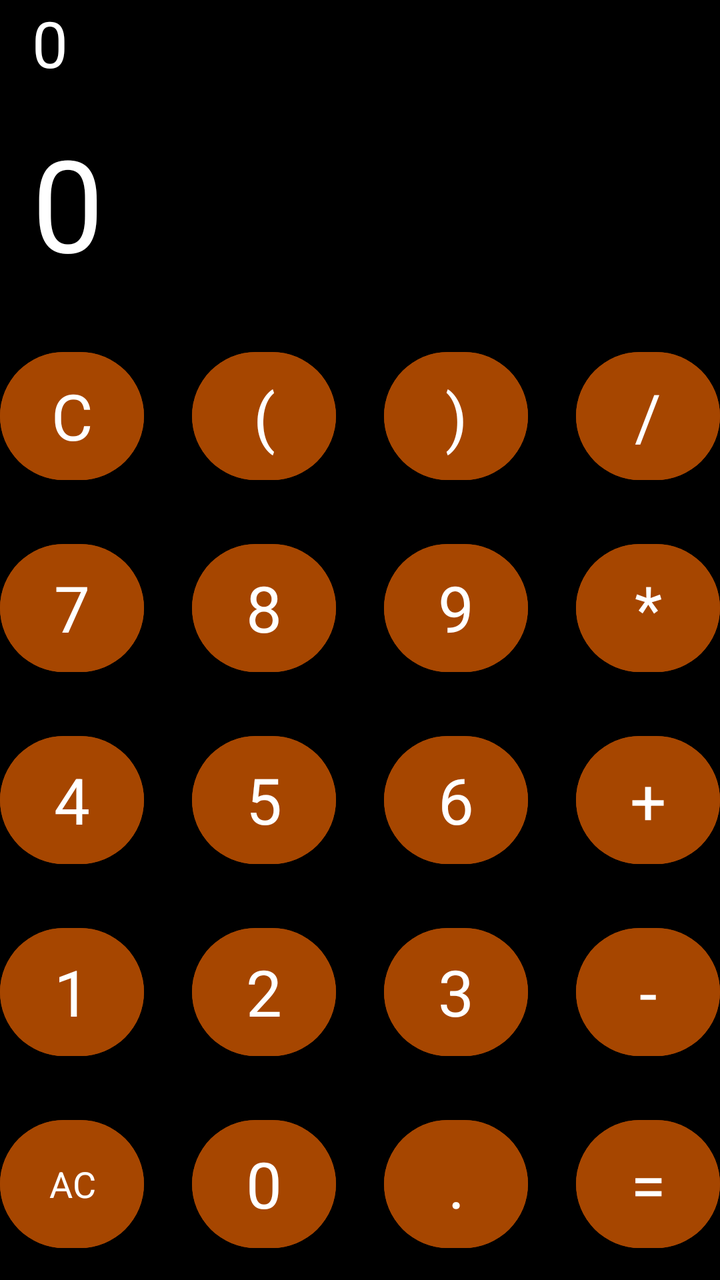
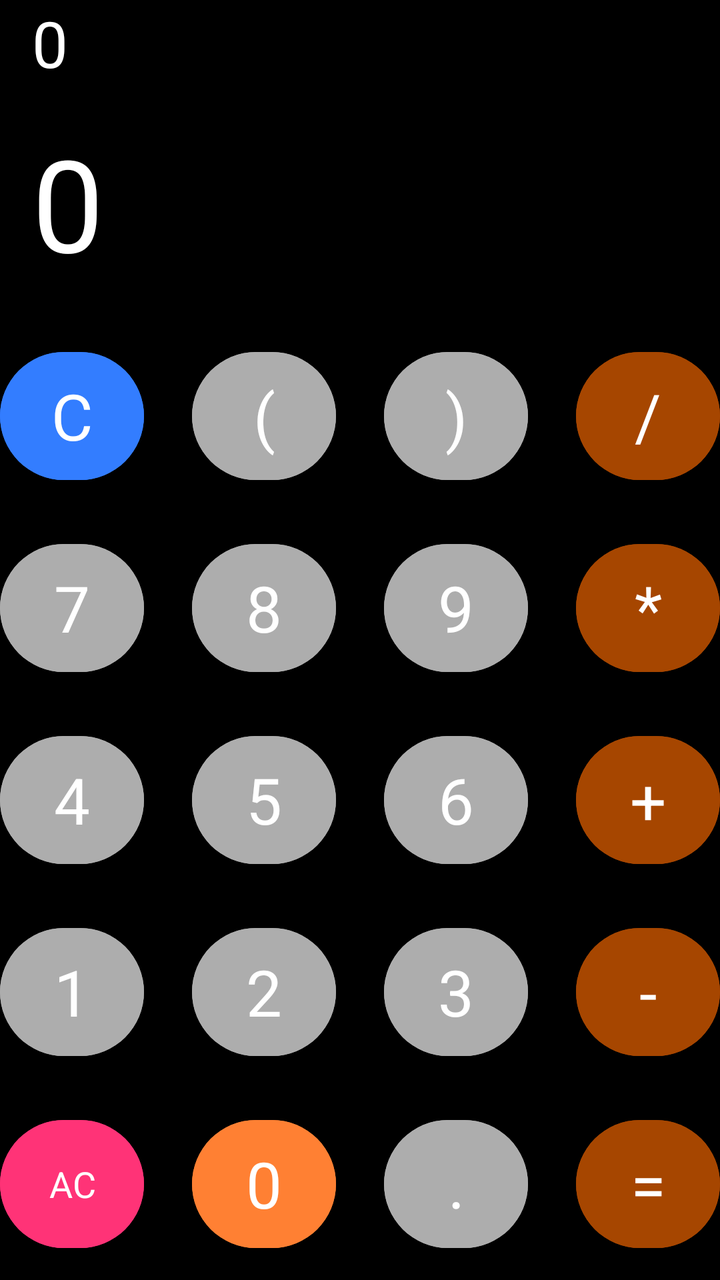

The first picture is an Android layout as it rendered before a commit; the second is the same layout after the commit. The layout source and the unified diff follow.
<!-- AndroidManifest.xml: application theme Theme.BasicCalculator -->
<!-- res/layout/activity_main.xml -->
<?xml version="1.0" encoding="utf-8"?>
<androidx.constraintlayout.widget.ConstraintLayout xmlns:android="http://schemas.android.com/apk/res/android"
    xmlns:app="http://schemas.android.com/apk/res-auto"
    xmlns:tools="http://schemas.android.com/tools"
    android:id="@+id/main"
    android:layout_width="match_parent"
    android:layout_height="match_parent"
    tools:context=".MainActivity"
    android:background="@color/black">

    
    <TextView
        android:id="@+id/solution_tv"
        android:layout_width="match_parent"
        android:layout_height="wrap_content"
        android:layout_margin="16dp"
        android:text="0"
        android:textSize="32dp"
        android:textColor="@color/white"
        android:textAlignment="textEnd"
        app:layout_constraintBottom_toTopOf="@+id/result_tv"/>

    <TextView
        android:id="@+id/result_tv"
        android:layout_width="match_parent"
        android:layout_height="wrap_content"
        android:layout_margin="16dp"
        android:text="0"
        android:textSize="64dp"
        android:textColor="@color/white"
        android:textAlignment="textEnd"
        app:layout_constraintBottom_toTopOf="@+id/button_layout"/>
    

    <LinearLayout
        android:id="@+id/button_layout"
        android:layout_width="match_parent"
        android:layout_height="wrap_content"
        android:orientation="vertical"
        app:layout_constraintBottom_toBottomOf="parent"
        app:layout_constraintStart_toStartOf="parent">

        
        <LinearLayout
            android:gravity="center"
            android:layout_width="match_parent"
            android:layout_height="match_parent"
            android:orientation="horizontal">

            <com.google.android.material.button.MaterialButton
                android:id="@+id/button_c"
                style="@style/Widget.MaterialComponents.FloatingActionButton"
                android:layout_width="72dp"
                android:layout_height="72dp"
                android:layout_margin="12dp"
                android:text="@string/c"
                android:textColor="@color/white"
                android:textSize="32sp"
                android:backgroundTint="@color/Prime"/>

            <com.google.android.material.button.MaterialButton
                android:id="@+id/button_open_bracket"
                style="@style/Widget.MaterialComponents.FloatingActionButton"
                android:layout_width="72dp"
                android:layout_height="72dp"
                android:layout_margin="12dp"
                android:text="("
                android:textColor="@color/white"
                android:textSize="32sp"
                android:backgroundTint="@color/Prime"/>

            <com.google.android.material.button.MaterialButton
                android:id="@+id/button_close_bracket"
                style="@style/Widget.MaterialComponents.FloatingActionButton"
                android:layout_width="72dp"
                android:layout_height="72dp"
                android:layout_margin="12dp"
                android:text=")"
                android:textColor="@color/white"
                android:textSize="32sp"
                android:backgroundTint="@color/Prime"/>

            <com.google.android.material.button.MaterialButton
                android:id="@+id/button_divide"
                style="@style/Widget.MaterialComponents.FloatingActionButton"
                android:layout_width="72dp"
                android:layout_height="72dp"
                android:layout_margin="12dp"
                android:text="/"
                android:textColor="@color/white"
                android:textSize="32sp"
                android:backgroundTint="@color/Prime"/>

        </LinearLayout>
        

        
        <LinearLayout
            android:gravity="center"
            android:layout_width="match_parent"
            android:layout_height="match_parent"
            android:orientation="horizontal">

            <com.google.android.material.button.MaterialButton
                android:id="@+id/button_7"
                style="@style/Widget.MaterialComponents.FloatingActionButton"
                android:layout_width="72dp"
                android:layout_height="72dp"
                android:layout_margin="12dp"
                android:text="7"
                android:textColor="@color/white"
                android:textSize="32sp"
                android:backgroundTint="@color/Prime"/>

            <com.google.android.material.button.MaterialButton
                android:id="@+id/button_8"
                style="@style/Widget.MaterialComponents.FloatingActionButton"
                android:layout_width="72dp"
                android:layout_height="72dp"
                android:layout_margin="12dp"
                android:text="8"
                android:textColor="@color/white"
                android:textSize="32sp"
                android:backgroundTint="@color/Prime"/>

            <com.google.android.material.button.MaterialButton
                android:id="@+id/button_9"
                style="@style/Widget.MaterialComponents.FloatingActionButton"
                android:layout_width="72dp"
                android:layout_height="72dp"
                android:layout_margin="12dp"
                android:text="9"
                android:textColor="@color/white"
                android:textSize="32sp"
                android:backgroundTint="@color/Prime"/>

            <com.google.android.material.button.MaterialButton
                android:id="@+id/button_mul"
                style="@style/Widget.MaterialComponents.FloatingActionButton"
                android:layout_width="72dp"
                android:layout_height="72dp"
                android:layout_margin="12dp"
                android:text="*"
                android:textColor="@color/white"
                android:textSize="32sp"
                android:backgroundTint="@color/Prime"/>

        </LinearLayout>
        

        
        <LinearLayout
            android:gravity="center"
            android:layout_width="match_parent"
            android:layout_height="match_parent"
            android:orientation="horizontal">

            <com.google.android.material.button.MaterialButton
                android:id="@+id/button_4"
                style="@style/Widget.MaterialComponents.FloatingActionButton"
                android:layout_width="72dp"
                android:layout_height="72dp"
                android:layout_margin="12dp"
                android:text="4"
                android:textColor="@color/white"
                android:textSize="32sp"
                android:backgroundTint="@color/Prime"/>

            <com.google.android.material.button.MaterialButton
                android:id="@+id/button_5"
                style="@style/Widget.MaterialComponents.FloatingActionButton"
                android:layout_width="72dp"
                android:layout_height="72dp"
                android:layout_margin="12dp"
                android:text="5"
                android:textColor="@color/white"
                android:textSize="32sp"
                android:backgroundTint="@color/Prime"/>

            <com.google.android.material.button.MaterialButton
                android:id="@+id/button_6"
                style="@style/Widget.MaterialComponents.FloatingActionButton"
                android:layout_width="72dp"
                android:layout_height="72dp"
                android:layout_margin="12dp"
                android:text="6"
                android:textColor="@color/white"
                android:textSize="32sp"
                android:backgroundTint="@color/Prime"/>

            <com.google.android.material.button.MaterialButton
                android:id="@+id/button_plus"
                style="@style/Widget.MaterialComponents.FloatingActionButton"
                android:layout_width="72dp"
                android:layout_height="72dp"
                android:layout_margin="12dp"
                android:text="+"
                android:textColor="@color/white"
                android:textSize="32sp"
                android:backgroundTint="@color/Prime"/>

        </LinearLayout>
        

        
        <LinearLayout
            android:gravity="center"
            android:layout_width="match_parent"
            android:layout_height="match_parent"
            android:orientation="horizontal">

            <com.google.android.material.button.MaterialButton
                android:id="@+id/button_1"
                style="@style/Widget.MaterialComponents.FloatingActionButton"
                android:layout_width="72dp"
                android:layout_height="72dp"
                android:layout_margin="12dp"
                android:text="1"
                android:textColor="@color/white"
                android:textSize="32sp"
                android:backgroundTint="@color/Prime"/>

            <com.google.android.material.button.MaterialButton
                android:id="@+id/button_2"
                style="@style/Widget.MaterialComponents.FloatingActionButton"
                android:layout_width="72dp"
                android:layout_height="72dp"
                android:layout_margin="12dp"
                android:text="2"
                android:textColor="@color/white"
                android:textSize="32sp"
                android:backgroundTint="@color/Prime"/>

            <com.google.android.material.button.MaterialButton
                android:id="@+id/button_3"
                style="@style/Widget.MaterialComponents.FloatingActionButton"
                android:layout_width="72dp"
                android:layout_height="72dp"
                android:layout_margin="12dp"
                android:text="3"
                android:textColor="@color/white"
                android:textSize="32sp"
                android:backgroundTint="@color/Prime"/>

            <com.google.android.material.button.MaterialButton
                android:id="@+id/button_minus"
                style="@style/Widget.MaterialComponents.FloatingActionButton"
                android:layout_width="72dp"
                android:layout_height="72dp"
                android:layout_margin="12dp"
                android:text="-"
                android:textColor="@color/white"
                android:textSize="32sp"
                android:backgroundTint="@color/Prime"/>

        </LinearLayout>
        

        
        <LinearLayout
            android:gravity="center"
            android:layout_width="match_parent"
            android:layout_height="match_parent"
            android:orientation="horizontal">

            <com.google.android.material.button.MaterialButton
                android:id="@+id/button_ac"
                style="@style/Widget.MaterialComponents.FloatingActionButton"
                android:layout_width="72dp"
                android:layout_height="72dp"
                android:layout_margin="12dp"
                android:text="@string/ac"
                android:textColor="@color/white"
                android:textSize="18sp"
                android:backgroundTint="@color/Prime"/>

            <com.google.android.material.button.MaterialButton
                android:id="@+id/button_0"
                style="@style/Widget.MaterialComponents.FloatingActionButton"
                android:layout_width="72dp"
                android:layout_height="72dp"
                android:layout_margin="12dp"
                android:text="0"
                android:textColor="@color/white"
                android:textSize="32sp"
                android:backgroundTint="@color/Prime"/>

            <com.google.android.material.button.MaterialButton
                android:id="@+id/button_dot"
                style="@style/Widget.MaterialComponents.FloatingActionButton"
                android:layout_width="72dp"
                android:layout_height="72dp"
                android:layout_margin="12dp"
                android:text="."
                android:textColor="@color/white"
                android:textSize="32sp"
                android:backgroundTint="@color/Prime"/>

            <com.google.android.material.button.MaterialButton
                android:id="@+id/button_equals"
                style="@style/Widget.MaterialComponents.FloatingActionButton"
                android:layout_width="72dp"
                android:layout_height="72dp"
                android:layout_margin="12dp"
                android:text="="
                android:textColor="@color/white"
                android:textSize="32sp"
                android:backgroundTint="@color/Prime"/>

        </LinearLayout>
        

    </LinearLayout>

</androidx.constraintlayout.widget.ConstraintLayout>
<!-- resources referenced by this layout -->
<resources>
  <color name="Prime">#A64600</color>
  <color name="black">#FF000000</color>
  <color name="white">#FFFFFFFF</color>
  <string name="ac">AC</string>
  <string name="c">C</string>
  <style name="Theme.BasicCalculator" parent="Base.Theme.BasicCalculator" />
  <style name="Base.Theme.BasicCalculator" parent="Theme.Material3.DayNight.NoActionBar">
          
          
      </style>
</resources>

<!-- the commit's change to res/layout/activity_main.xml (unified diff, before → after) -->
@@ -56,7 +56,7 @@
                 android:text="@string/c"
                 android:textColor="@color/white"
                 android:textSize="32sp"
-                android:backgroundTint="@color/Prime"/>
+                android:backgroundTint="@color/C"/>
 
             <com.google.android.material.button.MaterialButton
                 android:id="@+id/button_open_bracket"
@@ -67,7 +67,7 @@
                 android:text="("
                 android:textColor="@color/white"
                 android:textSize="32sp"
-                android:backgroundTint="@color/Prime"/>
+                android:backgroundTint="@color/Numerical"/>
 
             <com.google.android.material.button.MaterialButton
                 android:id="@+id/button_close_bracket"
@@ -78,7 +78,7 @@
                 android:text=")"
                 android:textColor="@color/white"
                 android:textSize="32sp"
-                android:backgroundTint="@color/Prime"/>
+                android:backgroundTint="@color/Numerical"/>
 
             <com.google.android.material.button.MaterialButton
                 android:id="@+id/button_divide"
@@ -110,7 +110,7 @@
                 android:text="7"
                 android:textColor="@color/white"
                 android:textSize="32sp"
-                android:backgroundTint="@color/Prime"/>
+                android:backgroundTint="@color/Numerical"/>
 
             <com.google.android.material.button.MaterialButton
                 android:id="@+id/button_8"
@@ -121,7 +121,7 @@
                 android:text="8"
                 android:textColor="@color/white"
                 android:textSize="32sp"
-                android:backgroundTint="@color/Prime"/>
+                android:backgroundTint="@color/Numerical"/>
 
             <com.google.android.material.button.MaterialButton
                 android:id="@+id/button_9"
@@ -132,7 +132,7 @@
                 android:text="9"
                 android:textColor="@color/white"
                 android:textSize="32sp"
-                android:backgroundTint="@color/Prime"/>
+                android:backgroundTint="@color/Numerical"/>
 
             <com.google.android.material.button.MaterialButton
                 android:id="@+id/button_mul"
@@ -164,7 +164,7 @@
                 android:text="4"
                 android:textColor="@color/white"
                 android:textSize="32sp"
-                android:backgroundTint="@color/Prime"/>
+                android:backgroundTint="@color/Numerical"/>
 
             <com.google.android.material.button.MaterialButton
                 android:id="@+id/button_5"
@@ -175,7 +175,7 @@
                 android:text="5"
                 android:textColor="@color/white"
                 android:textSize="32sp"
-                android:backgroundTint="@color/Prime"/>
+                android:backgroundTint="@color/Numerical"/>
 
             <com.google.android.material.button.MaterialButton
                 android:id="@+id/button_6"
@@ -186,7 +186,7 @@
                 android:text="6"
                 android:textColor="@color/white"
                 android:textSize="32sp"
-                android:backgroundTint="@color/Prime"/>
+                android:backgroundTint="@color/Numerical"/>
 
             <com.google.android.material.button.MaterialButton
                 android:id="@+id/button_plus"
@@ -218,7 +218,7 @@
                 android:text="1"
                 android:textColor="@color/white"
                 android:textSize="32sp"
-                android:backgroundTint="@color/Prime"/>
+                android:backgroundTint="@color/Numerical"/>
 
             <com.google.android.material.button.MaterialButton
                 android:id="@+id/button_2"
@@ -229,7 +229,7 @@
                 android:text="2"
                 android:textColor="@color/white"
                 android:textSize="32sp"
-                android:backgroundTint="@color/Prime"/>
+                android:backgroundTint="@color/Numerical"/>
 
             <com.google.android.material.button.MaterialButton
                 android:id="@+id/button_3"
@@ -240,7 +240,7 @@
                 android:text="3"
                 android:textColor="@color/white"
                 android:textSize="32sp"
-                android:backgroundTint="@color/Prime"/>
+                android:backgroundTint="@color/Numerical"/>
 
             <com.google.android.material.button.MaterialButton
                 android:id="@+id/button_minus"
@@ -272,7 +272,7 @@
                 android:text="@string/ac"
                 android:textColor="@color/white"
                 android:textSize="18sp"
-                android:backgroundTint="@color/Prime"/>
+                android:backgroundTint="@color/AC"/>
 
             <com.google.android.material.button.MaterialButton
                 android:id="@+id/button_0"
@@ -283,7 +283,7 @@
                 android:text="0"
                 android:textColor="@color/white"
                 android:textSize="32sp"
-                android:backgroundTint="@color/Prime"/>
+                android:backgroundTint="@color/Zero"/>
 
             <com.google.android.material.button.MaterialButton
                 android:id="@+id/button_dot"
@@ -294,7 +294,7 @@
                 android:text="."
                 android:textColor="@color/white"
                 android:textSize="32sp"
-                android:backgroundTint="@color/Prime"/>
+                android:backgroundTint="@color/Numerical"/>
 
             <com.google.android.material.button.MaterialButton
                 android:id="@+id/button_equals"
<!-- resource entries referenced after the edit -->
@@ -1,6 +1,10 @@
 <!-- resources referenced by this layout -->
 <resources>
+  <color name="AC">#FF3377</color>
+  <color name="C">#337DFF</color>
+  <color name="Numerical">#ADADAD</color>
   <color name="Prime">#A64600</color>
+  <color name="Zero">#FF8033</color>
   <color name="black">#FF000000</color>
   <color name="white">#FFFFFFFF</color>
   <string name="ac">AC</string>
